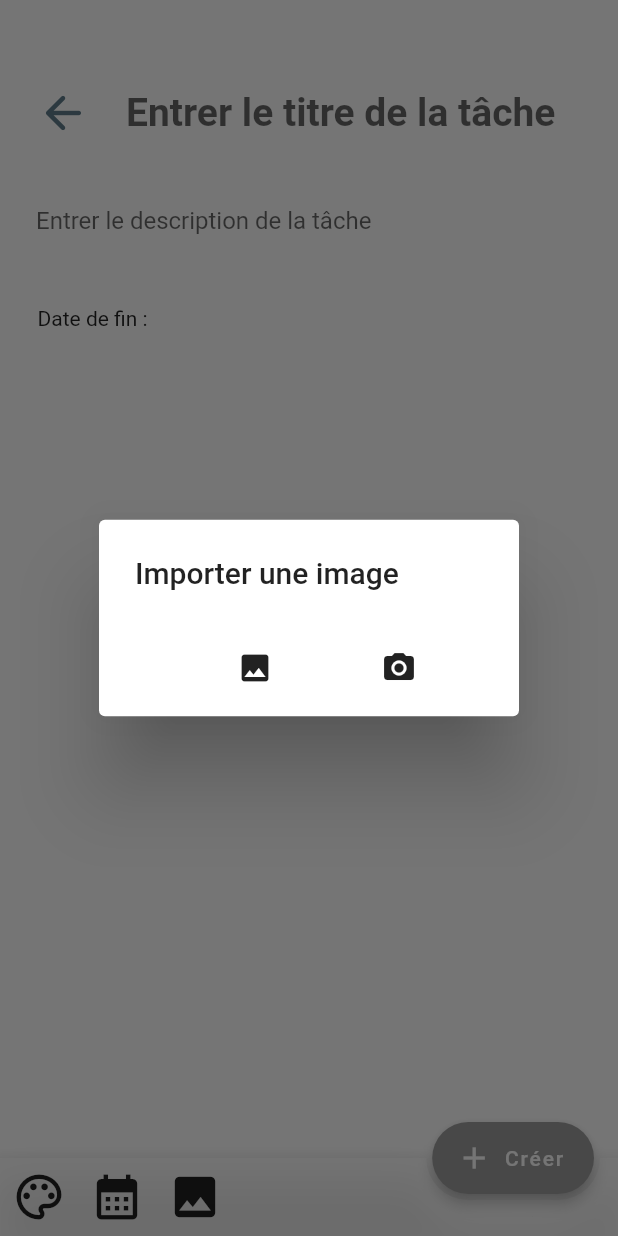
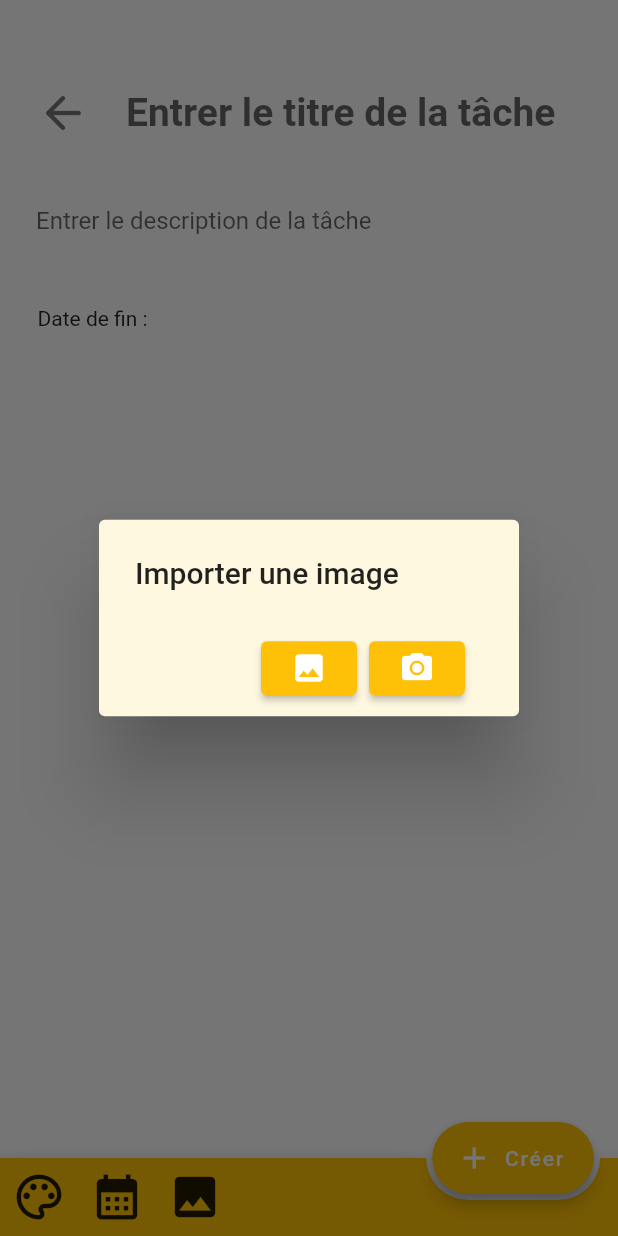
Before and after one commit to arturribeiro10/projetflutter_nam, a Flutter app: the NewTaskPage screen opened directly, after a tap on the "image" icon, on a phone screen of 412 x 824 dp. Run offline on Flutter 3.47's test engine with Material 2 defaults, Android fonts, the phone set to English and light mode, and no system bars; our stand-ins replace cloud_firestore, firebase_core, flutter_colorpicker, google_fonts, image_picker; accounts and stored records are empty; Roboto replaces fonts that are missing (Oxygen).

Commit message:
Design updated

```diff
--- a/lib/screens/newtaskpage.dart
+++ b/lib/screens/newtaskpage.dart
@@ -39,6 +39,9 @@ class _NewTaskPageState extends State<NewTaskPage> {
   TimeOfDay? time;
   String _date = "";
   String _time = "";
+
+  static const primaryColor = Color(0xFFFFC107);
+  static const backgroundColor = Color(0xFFFFF8E1);
 
 
   String _taskTitle = '';
@@ -109,7 +112,7 @@ class _NewTaskPageState extends State<NewTaskPage> {
                                 padding: EdgeInsets.all(24.0),
                                 child: Icon(
                                   Icons.arrow_back_rounded,
-                                  color: Colors.blueGrey,
+                                  color: Colors.black54,
                                   size: 36.0,
                                 ),
                               ),
@@ -126,7 +129,7 @@ class _NewTaskPageState extends State<NewTaskPage> {
                                   style: TextStyle(
                                     fontSize: 26.0,
                                     fontWeight: FontWeight.bold,
-                                    color: Colors.blueGrey,
+                                    color: Colors.black54,
                                   ),
                                 )
                             )
@@ -185,11 +188,15 @@ class _NewTaskPageState extends State<NewTaskPage> {
             elevation: 4.0,
             icon: const Icon(Icons.add),
             label: const Text("Créer"),
-            backgroundColor: Colors.grey,
+            backgroundColor: primaryColor,
+            splashColor: myColor,
+            foregroundColor: myColor,
+            focusColor: backgroundColor,
+            hoverColor: backgroundColor,
             onPressed: () {}),
         floatingActionButtonLocation: FloatingActionButtonLocation.endDocked,
         bottomNavigationBar: BottomAppBar(
-          color: Colors.white70,
+          color: primaryColor.withOpacity(1),
           child: Row(mainAxisSize: MainAxisSize.max,
               children: <Widget>[
                 IconButton(
@@ -202,6 +209,7 @@ class _NewTaskPageState extends State<NewTaskPage> {
                         context: context,
                         builder: (BuildContext context) {
                           return AlertDialog(
+                            backgroundColor: backgroundColor,
                             title: Text('Choisis une couleur'),
                             content: SingleChildScrollView(
                               child: ColorPicker(
@@ -222,6 +230,9 @@ class _NewTaskPageState extends State<NewTaskPage> {
                                   Navigator.of(context)
                                       .pop(); //dismiss the color picker
                                 },
+                                style: ElevatedButton.styleFrom(
+                                  primary: primaryColor,
+                                ),
                               ),
                             ],
                           );
@@ -236,10 +247,12 @@ class _NewTaskPageState extends State<NewTaskPage> {
                         context: context,
                         builder: (BuildContext context) {
                           return AlertDialog(
+                            backgroundColor: backgroundColor,
                             title: Text('Sélectionner une date'),
                             actions: <Widget>[
                               ElevatedButton(
-                                child: Icon(Icons.calendar_month),
+                                child: Icon(Icons.calendar_month,
+                                ),
                                 onPressed: () async {
                                   DateTime? newDate = await showDatePicker(
                                     context: context,
@@ -251,6 +264,9 @@ class _NewTaskPageState extends State<NewTaskPage> {
                                   setState(() => date = newDate);
                                   _date = "${newDate.day.toString().padLeft(2,'0')}-${newDate.month.toString().padLeft(2,'0')}-${newDate.year.toString()}";
                                 },
+                                style: ElevatedButton.styleFrom(
+                                  primary: primaryColor,
+                                ),
                               ),
                               ElevatedButton(
                                 child: Icon(Icons.more_time),
@@ -264,6 +280,9 @@ class _NewTaskPageState extends State<NewTaskPage> {
                                   setState(() => time = newTime);
                                   _time = "${newTime.hour}:${newTime.minute}";
                                 },
+                                style: ElevatedButton.styleFrom(
+                                  primary: primaryColor,
+                                ),
                               ),
                               SizedBox(
                                 width: 20,
@@ -281,18 +300,25 @@ class _NewTaskPageState extends State<NewTaskPage> {
                         context: context,
                         builder: (BuildContext context) {
                           return AlertDialog(
+                            backgroundColor: backgroundColor,
                             title: Text('Importer une image'),
                             actions: <Widget>[
-                              MaterialButton(
+                              ElevatedButton(
                                   child: Icon(Icons.image),
                                   onPressed: () {
                                     pickImage(ImageSource.gallery);
-                                  }),
-                              MaterialButton(
+                                  },
+                          style: ElevatedButton.styleFrom(
+                          primary: primaryColor,
+                          ),),
+                              ElevatedButton(
                                   child: Icon(Icons.camera_alt),
                                   onPressed: () {
                                     pickImage(ImageSource.camera);
-                                  }),
+                                  },
+                                style: ElevatedButton.styleFrom(
+                                  primary: primaryColor,
+                                ),),
                               SizedBox(
                                 width: 20,
                               ),
@@ -310,10 +336,11 @@ class _NewTaskPageState extends State<NewTaskPage> {
 }
 
 /*
- * Author : Nicolas
+ * Author(s) : Nicolas, Manuel
  *  BottomAppBar
  *  Colopicker feature
  *  ImagePicker feature + Méthode PickImage();
  *  CreateButton
  *  + changement visuelle/graphique de la page
+ * Design, colors, icons, style
  */
```
Also changed, not shown: lib/main.dart (+8 -1 lines), lib/screens/homepage.dart (+5 -4 lines), lib/screens/taskpage.dart (+20 -4 lines), lib/widgets.dart (+7 -1 lines), pubspec.yaml (+2 -64 lines), pubspec.lock.
